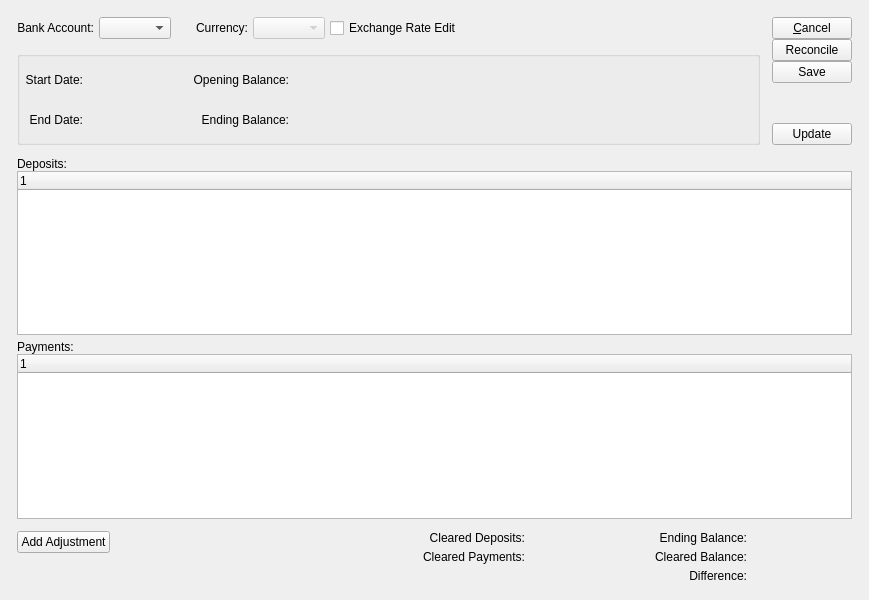
Before: the Qt Designer form guiclient/reconcileBankaccount.ui in Pegasus-RPG/xtuple-client, drawn with Qt 5.
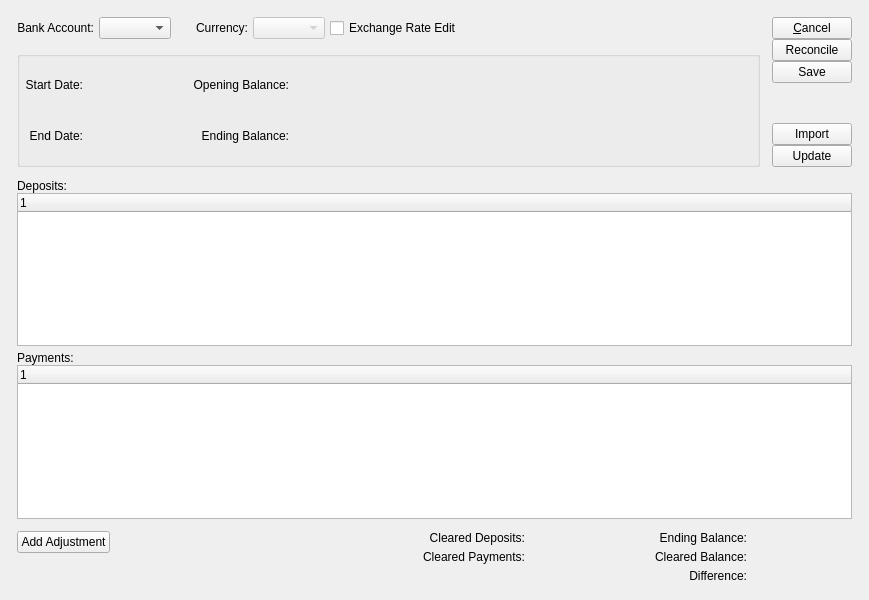
After: the same form once the commit is applied. Custom widgets are drawn as their Qt base class.

Commit message: Issue #23255:initial commit for bank reconciliation import

The edit to the form file:
```diff
--- a/guiclient/reconcileBankaccount.ui
+++ b/guiclient/reconcileBankaccount.ui
@@ -158,6 +158,13 @@
          </property>
         </spacer>
        </item>
+       <item>
+        <widget class="QPushButton" name="_import">
+         <property name="text">
+          <string>Import</string>
+         </property>
+        </widget>
+       </item>
        <item>
         <widget class="QPushButton" name="_update">
          <property name="focusPolicy">
```
The commit also changes 5 other files.
